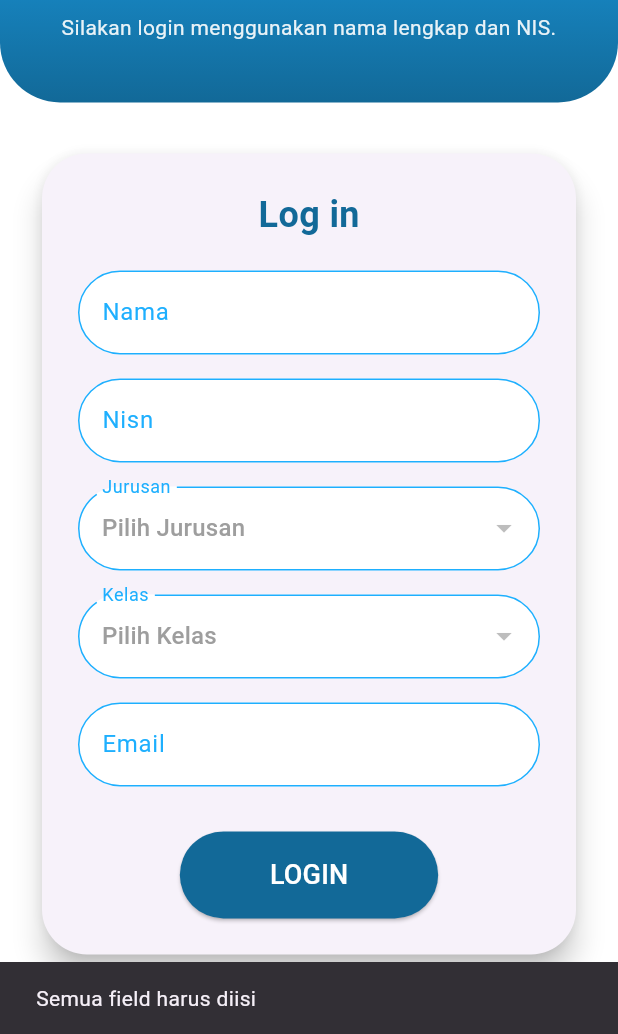
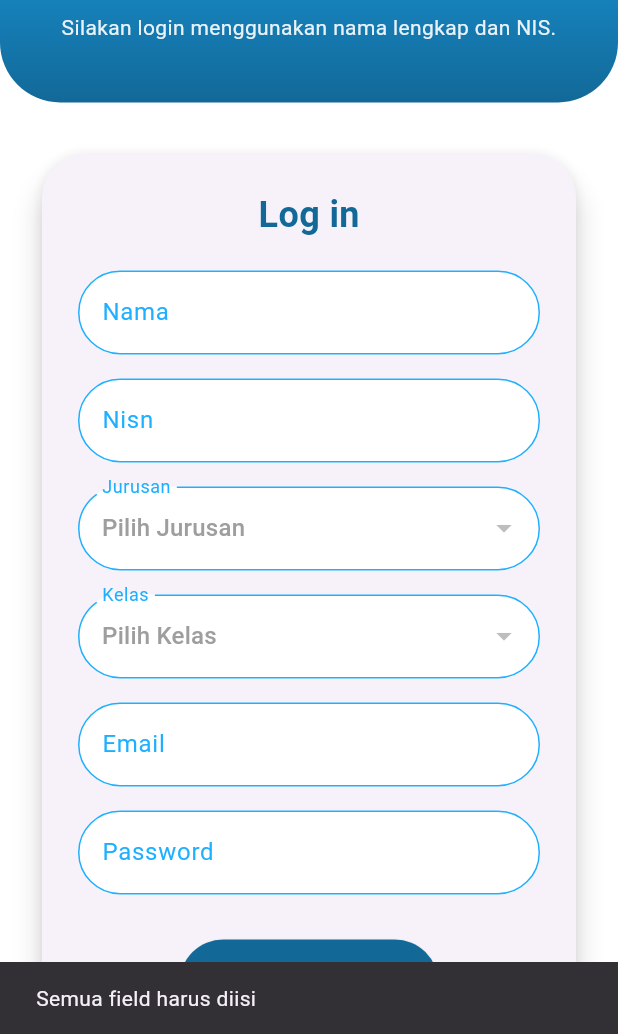
Before and after one commit to xdrftc/UjiAja2, a Flutter app: the LoginSiswa screen opened directly, after a tap on "LOGIN", on a phone screen of 412 x 824 dp, the part 202-1236 px from its top. Run offline on Flutter 3.47's test engine with Material 3 defaults, Android fonts, the light colour scheme and no system bars; our stand-ins replace firebase_core, lottie, supabase_flutter; accounts and stored records are empty; Roboto replaces fonts that are missing (LeckerliOne).

Commit message:
initial commit

```diff
--- a/lib/screen/siswa/loginsiswa.dart
+++ b/lib/screen/siswa/loginsiswa.dart
@@ -14,7 +14,8 @@ class LoginSiswa extends StatefulWidget {
 class _LoginSiswaState extends State<LoginSiswa> {
   final _namaController = TextEditingController();
   final _nisnController = TextEditingController();
-  final _emailController = TextEditingController(); // BARU: EMAIL
+  final _emailController = TextEditingController();
+  final _passwordController = TextEditingController(); // BARU: PASSWORD
   String? _selectedJurusan;
   String? _selectedKelas;
   bool _isLoading = false;
@@ -69,10 +70,12 @@ class _LoginSiswaState extends State<LoginSiswa> {
     final nama = _namaController.text.trim();
     final nisn = _nisnController.text.trim();
     final email = _emailController.text.trim();
+    final password = _passwordController.text.trim(); // AMBIL PASSWORD
 
     if (nama.isEmpty ||
         nisn.isEmpty ||
         email.isEmpty ||
+        password.isEmpty ||
         _selectedJurusan == null ||
         _selectedKelas == null) {
       _showSnackBar("Semua field harus diisi");
@@ -89,11 +92,14 @@ class _LoginSiswaState extends State<LoginSiswa> {
       return;
     }
 
+    if (password.length < 6) {
+      _showSnackBar("Password minimal 6 karakter");
+      return;
+    }
+
     setState(() => _isLoading = true);
 
     try {
-      const password = 'ujiaja2025';
-
       final existing = await supabase
           .from('siswa')
           .select()
@@ -156,7 +162,8 @@ class _LoginSiswaState extends State<LoginSiswa> {
   void dispose() {
     _namaController.dispose();
     _nisnController.dispose();
-    _emailController.dispose(); // TAMBAH!
+    _emailController.dispose();
+    _passwordController.dispose(); // TAMBAH!
     super.dispose();
   }
 
@@ -266,6 +273,13 @@ class _LoginSiswaState extends State<LoginSiswa> {
                         "Email",
                         _emailController,
                         keyboardType: TextInputType.emailAddress,
+                      ),
+                      const SizedBox(height: 16),
+                      _buildTextField(
+                        "Password",
+                        _passwordController,
+                        keyboardType: TextInputType.text,
+                        obscureText: true,
                       ), // BARU!
                       const SizedBox(height: 30),
 
@@ -309,10 +323,12 @@ class _LoginSiswaState extends State<LoginSiswa> {
     String label,
     TextEditingController controller, {
     TextInputType? keyboardType,
+    bool obscureText = false, // BARU: UNTUK PASSWORD
   }) {
     return TextField(
       controller: controller,
       keyboardType: keyboardType,
+      obscureText: obscureText, // Sembunyikan teks untuk password
       decoration: InputDecoration(
         labelText: label,
         labelStyle: const TextStyle(color: Color(0xFF1EAFFE)),
```
